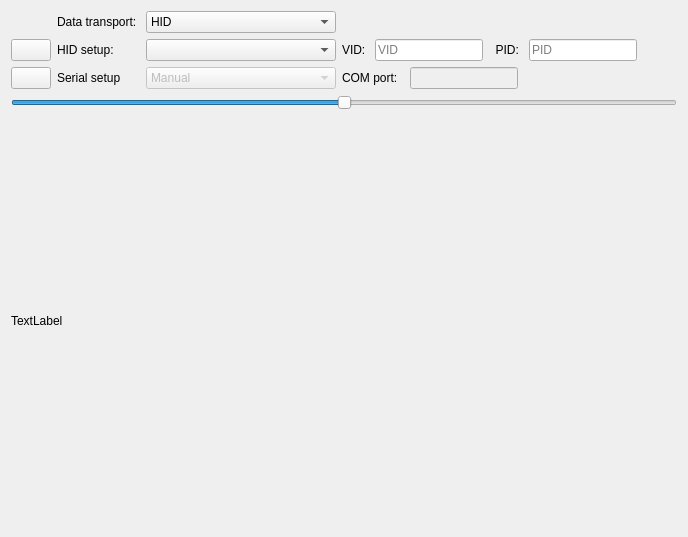
JX5S/HadesVR_GUI_Tool, file Panes/hmd_pane.ui: the form before one commit.
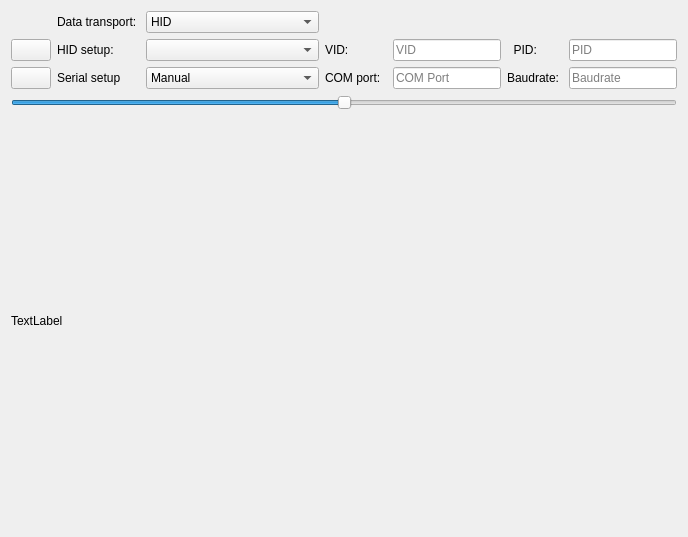
The form after the commit. Icons and pictures are not drawn.

The edit to the form file:
```diff
--- a/Panes/hmd_pane.ui
+++ b/Panes/hmd_pane.ui
@@ -16,88 +16,53 @@
   <layout class="QVBoxLayout" name="verticalLayout">
    <item>
     <layout class="QGridLayout" name="gridLayout">
-     <item row="1" column="3">
-      <layout class="QHBoxLayout" name="horizontalLayout">
+     <item row="0" column="1">
+      <widget class="QLabel" name="label_2">
+       <property name="text">
+        <string>Data transport: </string>
+       </property>
+      </widget>
+     </item>
+     <item row="0" column="2">
+      <widget class="QComboBox" name="transportBox">
        <item>
-        <widget class="QLabel" name="label_6">
-         <property name="text">
-          <string>VID: </string>
-         </property>
-        </widget>
+        <property name="text">
+         <string>HID</string>
+        </property>
        </item>
        <item>
-        <widget class="QLineEdit" name="lineEdit_VID">
-         <property name="enabled">
-          <bool>true</bool>
-         </property>
-         <property name="sizePolicy">
-          <sizepolicy hsizetype="Maximum" vsizetype="Fixed">
-           <horstretch>0</horstretch>
-           <verstretch>0</verstretch>
-          </sizepolicy>
-         </property>
-         <property name="minimumSize">
-          <size>
-           <width>50</width>
-           <height>0</height>
-          </size>
-         </property>
-         <property name="text">
-          <string/>
-         </property>
-         <property name="placeholderText">
-          <string>VID</string>
-         </property>
-        </widget>
+        <property name="text">
+         <string>Serial</string>
+        </property>
        </item>
-       <item>
-        <widget class="QLabel" name="label_5">
-         <property name="text">
-          <string>  PID: </string>
-         </property>
-        </widget>
-       </item>
-       <item>
-        <widget class="QLineEdit" name="lineEdit_PID">
-         <property name="sizePolicy">
-          <sizepolicy hsizetype="Maximum" vsizetype="Fixed">
-           <horstretch>0</horstretch>
-           <verstretch>0</verstretch>
-          </sizepolicy>
-         </property>
-         <property name="minimumSize">
-          <size>
-           <width>50</width>
-           <height>0</height>
-          </size>
-         </property>
-         <property name="text">
-          <string/>
-         </property>
-         <property name="placeholderText">
-          <string>PID</string>
-         </property>
-        </widget>
-       </item>
-       <item>
-        <spacer name="horizontalSpacer_3">
-         <property name="orientation">
-          <enum>Qt::Horizontal</enum>
-         </property>
-         <property name="sizeHint" stdset="0">
-          <size>
-           <width>40</width>
-           <height>20</height>
-          </size>
-         </property>
-        </spacer>
-       </item>
-      </layout>
+      </widget>
+     </item>
+     <item row="2" column="4">
+      <widget class="QLineEdit" name="lineEdit_COM">
+       <property name="enabled">
+        <bool>true</bool>
+       </property>
+       <property name="sizePolicy">
+        <sizepolicy hsizetype="Maximum" vsizetype="Fixed">
+         <horstretch>0</horstretch>
+         <verstretch>0</verstretch>
+        </sizepolicy>
+       </property>
+       <property name="minimumSize">
+        <size>
+         <width>50</width>
+         <height>0</height>
+        </size>
+       </property>
+       <property name="placeholderText">
+        <string>COM Port</string>
+       </property>
+      </widget>
      </item>
      <item row="2" column="2">
       <widget class="QComboBox" name="COM_Box">
        <property name="enabled">
-        <bool>false</bool>
+        <bool>true</bool>
        </property>
        <property name="minimumSize">
         <size>
@@ -112,13 +77,6 @@
        </item>
       </widget>
      </item>
-     <item row="1" column="1">
-      <widget class="QLabel" name="label_3">
-       <property name="text">
-        <string>HID setup:</string>
-       </property>
-      </widget>
-     </item>
      <item row="2" column="1">
       <widget class="QLabel" name="label_4">
        <property name="text">
@@ -126,86 +84,6 @@
        </property>
       </widget>
      </item>
-     <item row="1" column="2">
-      <widget class="QComboBox" name="HID_Box">
-       <property name="sizePolicy">
-        <sizepolicy hsizetype="MinimumExpanding" vsizetype="Fixed">
-         <horstretch>0</horstretch>
-         <verstretch>0</verstretch>
-        </sizepolicy>
-       </property>
-       <property name="minimumSize">
-        <size>
-         <width>100</width>
-         <height>0</height>
-        </size>
-       </property>
-      </widget>
-     </item>
-     <item row="0" column="2">
-      <widget class="QComboBox" name="transportBox">
-       <item>
-        <property name="text">
-         <string>HID</string>
-        </property>
-       </item>
-       <item>
-        <property name="text">
-         <string>Serial</string>
-        </property>
-       </item>
-      </widget>
-     </item>
-     <item row="2" column="3">
-      <layout class="QHBoxLayout" name="horizontalLayout_3">
-       <item>
-        <widget class="QLabel" name="label_7">
-         <property name="text">
-          <string>COM port:  </string>
-         </property>
-        </widget>
-       </item>
-       <item>
-        <widget class="QLineEdit" name="lineEdit_COM">
-         <property name="enabled">
-          <bool>false</bool>
-         </property>
-         <property name="sizePolicy">
-          <sizepolicy hsizetype="Maximum" vsizetype="Fixed">
-           <horstretch>0</horstretch>
-           <verstretch>0</verstretch>
-          </sizepolicy>
-         </property>
-         <property name="minimumSize">
-          <size>
-           <width>50</width>
-           <height>0</height>
-          </size>
-         </property>
-        </widget>
-       </item>
-       <item>
-        <spacer name="horizontalSpacer">
-         <property name="orientation">
-          <enum>Qt::Horizontal</enum>
-         </property>
-         <property name="sizeHint" stdset="0">
-          <size>
-           <width>40</width>
-           <height>20</height>
-          </size>
-         </property>
-        </spacer>
-       </item>
-      </layout>
-     </item>
-     <item row="0" column="1">
-      <widget class="QLabel" name="label_2">
-       <property name="text">
-        <string>Data transport: </string>
-       </property>
-      </widget>
-     </item>
      <item row="1" column="0">
       <widget class="QPushButton" name="refreshHID">
        <property name="toolTip">
@@ -219,6 +97,78 @@
        </property>
       </widget>
      </item>
+     <item row="1" column="1">
+      <widget class="QLabel" name="label_3">
+       <property name="text">
+        <string>HID setup:</string>
+       </property>
+      </widget>
+     </item>
+     <item row="1" column="7">
+      <layout class="QHBoxLayout" name="horizontalLayout"/>
+     </item>
+     <item row="2" column="3">
+      <widget class="QLabel" name="label_7">
+       <property name="text">
+        <string>COM port:  </string>
+       </property>
+      </widget>
+     </item>
+     <item row="1" column="3">
+      <widget class="QLabel" name="label_6">
+       <property name="text">
+        <string>VID: </string>
+       </property>
+      </widget>
+     </item>
+     <item row="1" column="5">
+      <widget class="QLabel" name="label_5">
+       <property name="text">
+        <string>  PID: </string>
+       </property>
+      </widget>
+     </item>
+     <item row="1" column="4">
+      <widget class="QLineEdit" name="lineEdit_VID">
+       <property name="enabled">
+        <bool>true</bool>
+       </property>
+       <property name="sizePolicy">
+        <sizepolicy hsizetype="Maximum" vsizetype="Fixed">
+         <horstretch>0</horstretch>
+         <verstretch>0</verstretch>
+        </sizepolicy>
+       </property>
+       <property name="minimumSize">
+        <size>
+         <width>50</width>
+         <height>0</height>
+        </size>
+       </property>
+       <property name="text">
+        <string/>
+       </property>
+       <property name="placeholderText">
+        <string>VID</string>
+       </property>
+      </widget>
+     </item>
+     <item row="1" column="2">
+      <widget class="QComboBox" name="HID_Box">
+       <property name="sizePolicy">
+        <sizepolicy hsizetype="MinimumExpanding" vsizetype="Fixed">
+         <horstretch>0</horstretch>
+         <verstretch>0</verstretch>
+        </sizepolicy>
+       </property>
+       <property name="minimumSize">
+        <size>
+         <width>100</width>
+         <height>0</height>
+        </size>
+       </property>
+      </widget>
+     </item>
      <item row="2" column="0">
       <widget class="QPushButton" name="refreshSerial">
        <property name="toolTip">
@@ -232,15 +182,63 @@
        </property>
       </widget>
      </item>
+     <item row="1" column="6">
+      <widget class="QLineEdit" name="lineEdit_PID">
+       <property name="sizePolicy">
+        <sizepolicy hsizetype="Maximum" vsizetype="Fixed">
+         <horstretch>0</horstretch>
+         <verstretch>0</verstretch>
+        </sizepolicy>
+       </property>
+       <property name="minimumSize">
+        <size>
+         <width>50</width>
+         <height>0</height>
+        </size>
+       </property>
+       <property name="text">
+        <string/>
+       </property>
+       <property name="placeholderText">
+        <string>PID</string>
+       </property>
+      </widget>
+     </item>
+     <item row="2" column="5">
+      <widget class="QLabel" name="label_8">
+       <property name="text">
+        <string>Baudrate: </string>
+       </property>
+      </widget>
+     </item>
+     <item row="2" column="6">
+      <widget class="QLineEdit" name="lineEdit_Baud">
+       <property name="sizePolicy">
+        <sizepolicy hsizetype="Maximum" vsizetype="Fixed">
+         <horstretch>0</horstretch>
+         <verstretch>0</verstretch>
+        </sizepolicy>
+       </property>
+       <property name="minimumSize">
+        <size>
+         <width>50</width>
+         <height>0</height>
+        </size>
+       </property>
+       <property name="placeholderText">
+        <string>Baudrate</string>
+       </property>
+      </widget>
+     </item>
     </layout>
    </item>
    <item>
     <widget class="QSlider" name="horizontalSlider">
      <property name="minimum">
-      <number>-100000</number>
+      <number>-4000</number>
      </property>
      <property name="maximum">
-      <number>100000</number>
+      <number>4000</number>
      </property>
      <property name="orientation">
       <enum>Qt::Horizontal</enum>
```
